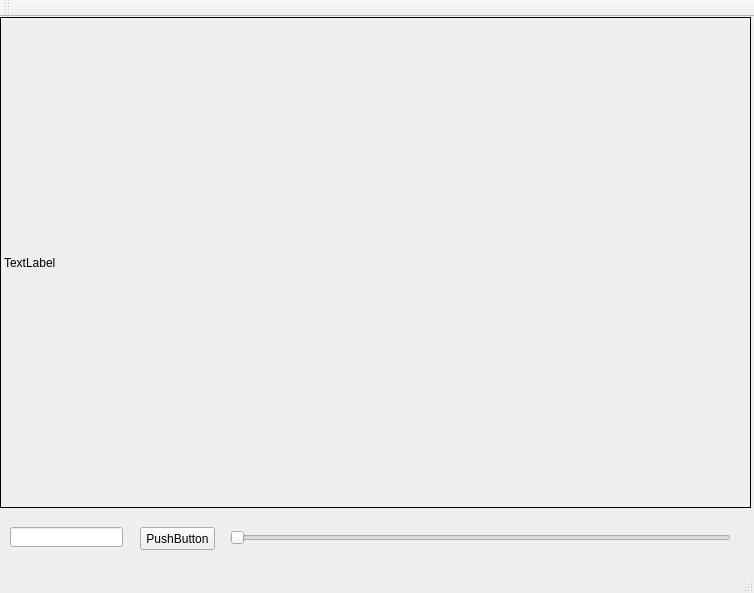
The window that mainwindow.ui (JesusMiramontes/QT-MatrixTransformations) describes before a commit, drawn with Qt 5.
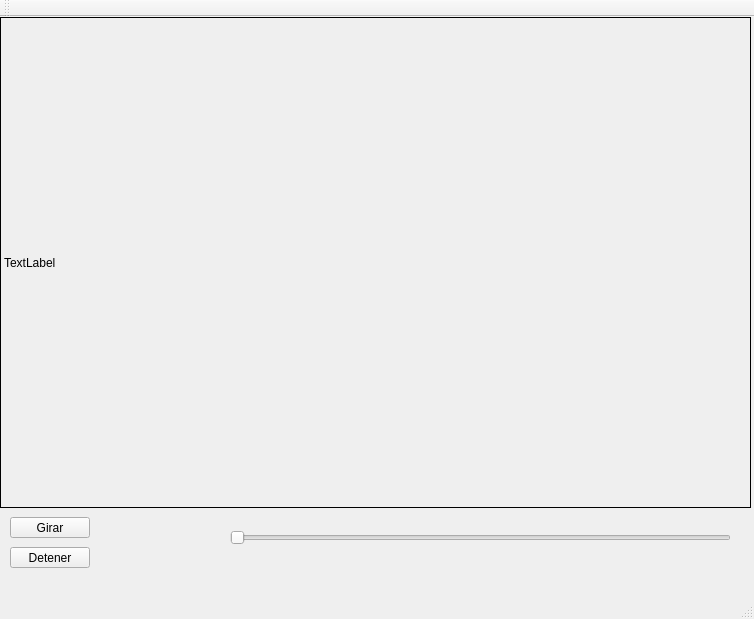
The same window after the commit.

Commit message: Timer gira los triangulos

```diff
--- a/mainwindow.ui
+++ b/mainwindow.ui
@@ -7,7 +7,7 @@
     <x>0</x>
     <y>0</y>
     <width>754</width>
-    <height>593</height>
+    <height>619</height>
    </rect>
   </property>
   <property name="windowTitle">
@@ -30,29 +30,6 @@
      <string>TextLabel</string>
     </property>
    </widget>
-   <widget class="QLineEdit" name="iTheta">
-    <property name="geometry">
-     <rect>
-      <x>10</x>
-      <y>510</y>
-      <width>113</width>
-      <height>20</height>
-     </rect>
-    </property>
-   </widget>
-   <widget class="QPushButton" name="btnGirarTriangulos">
-    <property name="geometry">
-     <rect>
-      <x>140</x>
-      <y>510</y>
-      <width>75</width>
-      <height>23</height>
-     </rect>
-    </property>
-    <property name="text">
-     <string>PushButton</string>
-    </property>
-   </widget>
    <widget class="QSlider" name="horizontalSlider">
     <property name="geometry">
      <rect>
@@ -72,6 +49,32 @@
      <enum>Qt::Horizontal</enum>
     </property>
    </widget>
+   <widget class="QPushButton" name="btnGirar">
+    <property name="geometry">
+     <rect>
+      <x>10</x>
+      <y>500</y>
+      <width>80</width>
+      <height>21</height>
+     </rect>
+    </property>
+    <property name="text">
+     <string>Girar</string>
+    </property>
+   </widget>
+   <widget class="QPushButton" name="btnDetener">
+    <property name="geometry">
+     <rect>
+      <x>10</x>
+      <y>530</y>
+      <width>80</width>
+      <height>21</height>
+     </rect>
+    </property>
+    <property name="text">
+     <string>Detener</string>
+    </property>
+   </widget>
   </widget>
   <widget class="QMenuBar" name="menuBar">
    <property name="geometry">
```
Left out of the diff: 2 changed lines with no effect on the pictures. The commit also changes 3 other files.
